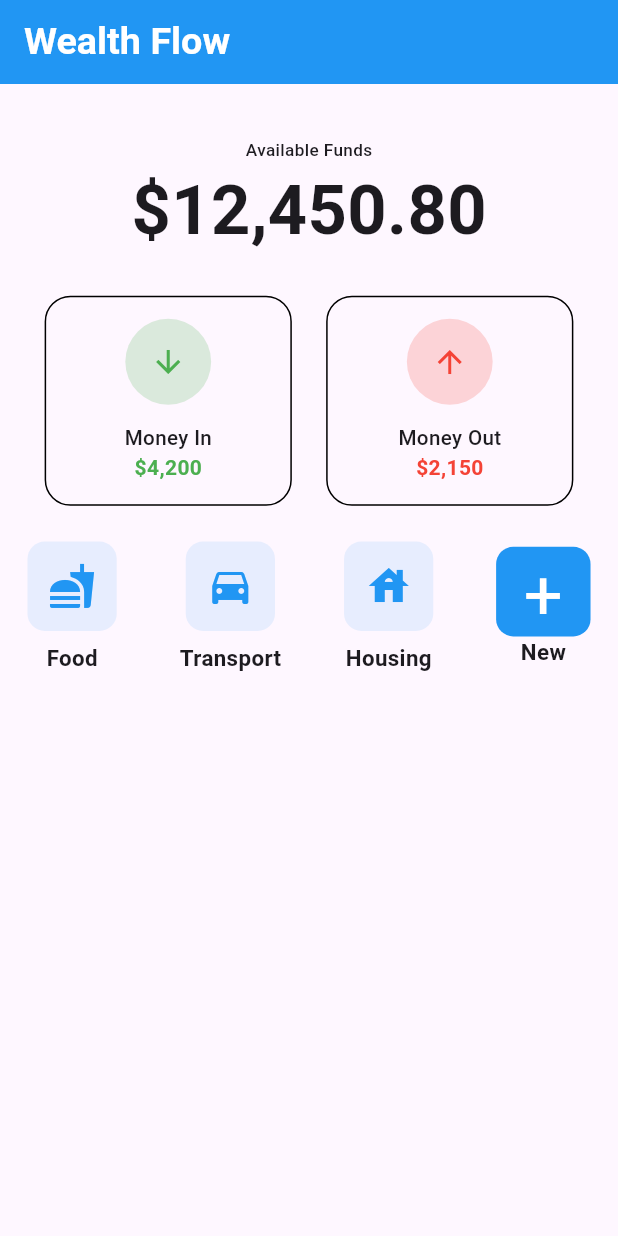
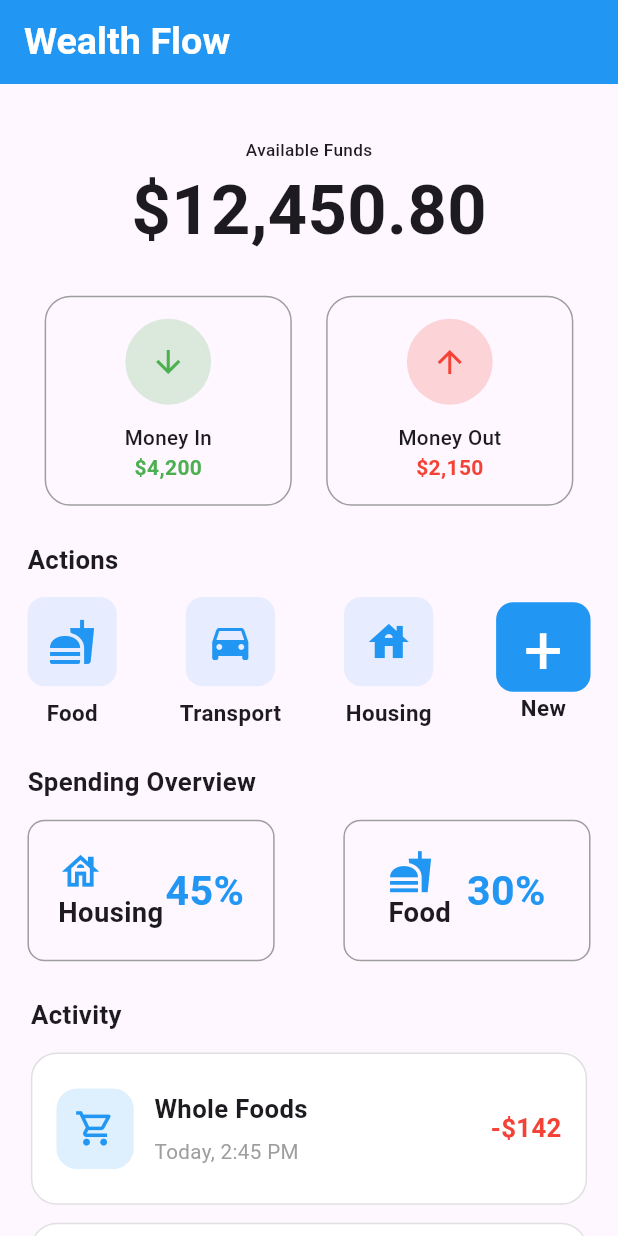
Before and after one commit to bipin24746/expense_tracker, a Flutter app: the screen it shows after launch, on a phone screen of 412 x 824 dp. Run offline on Flutter 3.47's test engine with Material 3 defaults, Android fonts, the phone set to English and light mode, and no system bars; our stand-ins replace flutter_screenutil, go_router.

Commit message:
home screen completed

```diff
--- a/lib/features/home_screen/presentation/screen/home_screen.dart
+++ b/lib/features/home_screen/presentation/screen/home_screen.dart
@@ -1,6 +1,8 @@
 import 'package:expense_tracker/features/home_screen/presentation/widget/action_list.dart';
 import 'package:expense_tracker/features/home_screen/presentation/widget/available_funds.dart';
+import 'package:expense_tracker/features/home_screen/presentation/widget/home_activity.dart';
 import 'package:expense_tracker/features/home_screen/presentation/widget/money_in_out.dart';
+import 'package:expense_tracker/features/home_screen/presentation/widget/spending_overview.dart';
 import 'package:flutter/material.dart';
 import 'package:flutter_screenutil/flutter_screenutil.dart';
 
@@ -13,7 +15,8 @@ class HomeScreen extends StatelessWidget {
       appBar: AppBar(
         title: const Text("Wealth Flow"),
       ),
-      body: Padding(
+      body: SingleChildScrollView(
+        child: Padding(
           padding: EdgeInsets.all(16.w),
           child: Column(
             children: [
@@ -26,7 +29,12 @@ class HomeScreen extends StatelessWidget {
               SizedBox(height: 20.h),
 
               ActionList(),
+              SizedBox(height: 20.h),
+              SpendingOverview(),
+              SizedBox(height: 20.h),
+              HomeActivity()
             ],
+          ),
         ),
       ),
     );
--- a/lib/features/home_screen/presentation/widget/action_list.dart
+++ b/lib/features/home_screen/presentation/widget/action_list.dart
@@ -7,7 +7,12 @@ class ActionList extends StatelessWidget {
 
   @override
   Widget build(BuildContext context) {
-    return Row(
+    return Column(
+      crossAxisAlignment: CrossAxisAlignment.start,
+      children: [
+        Text("Actions",style: TextStyle(fontWeight: FontWeight.bold,fontSize: 15.sp),),
+        SizedBox(height: 10.h,),
+        Row(
           mainAxisAlignment: MainAxisAlignment.spaceBetween,
           children: [
             actionList(Icons.fastfood, "Food"),
@@ -26,6 +31,8 @@ class ActionList extends StatelessWidget {
                 Text("New",style: TextStyle(fontSize: 13.sp,fontWeight: FontWeight.bold),)
               ],
             )
+          ],
+        ),
       ],
     );
   }
--- /dev/null
+++ b/lib/features/home_screen/presentation/widget/home_activity.dart
@@ -0,0 +1,175 @@
+import 'package:flutter/material.dart';
+import 'package:flutter_screenutil/flutter_screenutil.dart';
+
+class HomeActivity extends StatelessWidget {
+  const HomeActivity({super.key});
+
+  @override
+  Widget build(BuildContext context) {
+    return Column(
+      crossAxisAlignment: CrossAxisAlignment.start,
+      children: [
+        Text(
+          "Activity",
+          style: TextStyle(
+            fontWeight: FontWeight.w700,
+            fontSize: 15.sp,
+          ),
+        ),
+
+        SizedBox(height: 10.h),
+
+        Container(
+          height: 85.h,
+          width: 0.9.sw,
+          padding: EdgeInsets.symmetric(
+            horizontal: 14.w,
+            vertical: 12.h,
+          ),
+          decoration: BoxDecoration(
+            border: Border.all(
+              color: Colors.grey.shade300,
+            ),
+            borderRadius: BorderRadius.circular(15.r),
+            color: Colors.white,
+          ),
+
+          child: Row(
+            crossAxisAlignment: CrossAxisAlignment.center,
+            children: [
+              /// Icon Box
+              Container(
+                height: 45.h,
+                width: 45.w,
+                decoration: BoxDecoration(
+                  color: Colors.blue.withOpacity(0.15),
+                  borderRadius: BorderRadius.circular(12.r),
+                ),
+                child: Icon(
+                  Icons.shopping_cart_outlined,
+                  color: Colors.blue,
+                  size: 24.sp,
+                ),
+              ),
+
+              SizedBox(width: 12.w),
+
+              /// Text Section
+              Expanded(
+                child: Column(
+                  mainAxisAlignment: MainAxisAlignment.center,
+                  crossAxisAlignment: CrossAxisAlignment.start,
+                  children: [
+                    Text(
+                      "Whole Foods",
+                      style: TextStyle(
+                        fontSize: 15.sp,
+                        fontWeight: FontWeight.bold,
+                      ),
+                    ),
+
+                    SizedBox(height: 4.h),
+
+                    Text(
+                      "Today, 2:45 PM",
+                      style: TextStyle(
+                        fontSize: 12.sp,
+                        color: Colors.grey,
+                      ),
+                    ),
+                  ],
+                ),
+              ),
+
+              /// Amount
+              Text(
+                "-\$142",
+                style: TextStyle(
+                  color: Colors.red,
+                  fontWeight: FontWeight.bold,
+                  fontSize: 15.sp,
+                ),
+              ),
+            ],
+          ),
+        ),
+        SizedBox(height: 10.h),
+//Monthly salary
+        Container(
+          height: 85.h,
+          width: 0.9.sw,
+          padding: EdgeInsets.symmetric(
+            horizontal: 14.w,
+            vertical: 12.h,
+          ),
+          decoration: BoxDecoration(
+            border: Border.all(
+              color: Colors.grey.shade300,
+            ),
+            borderRadius: BorderRadius.circular(15.r),
+            color: Colors.white,
+          ),
+
+          child: Row(
+            crossAxisAlignment: CrossAxisAlignment.center,
+            children: [
+              /// Icon Box
+              Container(
+                height: 45.h,
+                width: 45.w,
+                decoration: BoxDecoration(
+                  color: Colors.green.withOpacity(0.15),
+                  borderRadius: BorderRadius.circular(12.r),
+                ),
+                child: Icon(
+                  Icons.money,
+                  color: Colors.green,
+                  size: 24.sp,
+                ),
+              ),
+
+              SizedBox(width: 12.w),
+
+              /// Text Section
+              Expanded(
+                child: Column(
+                  mainAxisAlignment: MainAxisAlignment.center,
+                  crossAxisAlignment: CrossAxisAlignment.start,
+                  children: [
+                    Text(
+                      "Monthly Salary",
+                      style: TextStyle(
+                        fontSize: 15.sp,
+                        fontWeight: FontWeight.bold,
+                      ),
+                    ),
+
+                    SizedBox(height: 4.h),
+
+                    Text(
+                      "Yesterday",
+                      style: TextStyle(
+                        fontSize: 12.sp,
+                        color: Colors.grey,
+                      ),
+                    ),
+                  ],
+                ),
+              ),
+
+              /// Amount
+              Text(
+                "+\$4,200",
+                style: TextStyle(
+                  color: Colors.green,
+                  fontWeight: FontWeight.bold,
+                  fontSize: 15.sp,
+                ),
+              ),
+            ],
+          ),
+        ),
+      ],
+    );
+  }
+}
--- a/lib/features/home_screen/presentation/widget/money_in_out.dart
+++ b/lib/features/home_screen/presentation/widget/money_in_out.dart
@@ -6,14 +6,17 @@ class MoneyInOut extends StatelessWidget {
 
   @override
   Widget build(BuildContext context) {
-    return Row(mainAxisAlignment: MainAxisAlignment.spaceAround,
+    return Row(
+      mainAxisAlignment: MainAxisAlignment.spaceAround,
 
       children: [
         SizedBox(
           height: 0.17.sh,
           width: 0.4.sw,
-        child: Container(decoration: BoxDecoration(
-          border: Border.all(),borderRadius: BorderRadius.circular(15.r)
+          child: Container(
+            decoration: BoxDecoration(
+              border: Border.all(color: Colors.grey),
+              borderRadius: BorderRadius.circular(15.r),
             ),
             child: Column(
               mainAxisAlignment: MainAxisAlignment.center,
@@ -21,11 +24,23 @@ class MoneyInOut extends StatelessWidget {
                 CircleAvatar(
                   radius: 25.r,
                   backgroundColor: Colors.green.withOpacity(0.2),
-              child: Icon(Icons.arrow_downward,color: Colors.green,),
+                  child: Icon(Icons.arrow_downward, color: Colors.green),
                 ),
-            SizedBox(height: 10.h,),
-            Text("Money In",style: TextStyle(fontSize: 12.sp,fontWeight: FontWeight.w500),),
-            Text("\$4,200",style: TextStyle(color: Colors.green,fontWeight: FontWeight.bold),),
+                SizedBox(height: 10.h),
+                Text(
+                  "Money In",
+                  style: TextStyle(
+                    fontSize: 12.sp,
+                    fontWeight: FontWeight.w500,
+                  ),
+                ),
+                Text(
+                  "\$4,200",
+                  style: TextStyle(
+                    color: Colors.green,
+                    fontWeight: FontWeight.bold,
+                  ),
+                ),
               ],
             ),
           ),
@@ -33,8 +48,10 @@ class MoneyInOut extends StatelessWidget {
         SizedBox(
           height: 0.17.sh,
           width: 0.4.sw,
-        child: Container(decoration: BoxDecoration(
-            border: Border.all(),borderRadius: BorderRadius.circular(15.r)
+          child: Container(
+            decoration: BoxDecoration(
+              border: Border.all(color: Colors.grey),
+              borderRadius: BorderRadius.circular(15.r),
             ),
             child: Column(
               mainAxisAlignment: MainAxisAlignment.center,
@@ -42,15 +59,27 @@ class MoneyInOut extends StatelessWidget {
                 CircleAvatar(
                   radius: 25.r,
                   backgroundColor: Colors.red.withOpacity(0.2),
-                child: Icon(Icons.arrow_upward,color: Colors.red,),
+                  child: Icon(Icons.arrow_upward, color: Colors.red),
                 ),
-              SizedBox(height: 10.h,),
-              Text("Money Out",style: TextStyle(fontSize: 12.sp,fontWeight: FontWeight.w500),),
-              Text("\$2,150",style: TextStyle(color: Colors.red,fontWeight: FontWeight.bold),),
+                SizedBox(height: 10.h),
+                Text(
+                  "Money Out",
+                  style: TextStyle(
+                    fontSize: 12.sp,
+                    fontWeight: FontWeight.w500,
+                  ),
+                ),
+                Text(
+                  "\$2,150",
+                  style: TextStyle(
+                    color: Colors.red,
+                    fontWeight: FontWeight.bold,
+                  ),
+                ),
               ],
             ),
           ),
-      )
+        ),
       ],
     );
   }
--- /dev/null
+++ b/lib/features/home_screen/presentation/widget/spending_overview.dart
@@ -0,0 +1,113 @@
+import 'package:flutter/material.dart';
+import 'package:flutter_screenutil/flutter_screenutil.dart';
+
+class SpendingOverview extends StatelessWidget {
+  const SpendingOverview({super.key});
+
+  @override
+  Widget build(BuildContext context) {
+    return Column(
+      crossAxisAlignment: CrossAxisAlignment.start,
+      children: [
+        Text(
+          "Spending Overview",
+          style: TextStyle(fontSize: 15.sp, fontWeight: FontWeight.bold),
+        ),
+        SizedBox(height: 10.h),
+        Row(
+          mainAxisAlignment: MainAxisAlignment.spaceBetween,
+          children: [
+            SizedBox(
+              width: 0.4.sw,
+              child: Container(
+                decoration: BoxDecoration(
+                  border: Border.all(color: Colors.grey),
+                  borderRadius: BorderRadius.circular(10.r),
+                ),
+                child: Center(
+                  child: Padding(
+                    padding: EdgeInsets.all(16.w),
+                    child: Row(
+                      mainAxisAlignment: MainAxisAlignment.spaceEvenly,
+                      children: [
+                        Column(
+                          crossAxisAlignment: CrossAxisAlignment.start,
+                          children: [
+                            Icon(
+                              Icons.house_outlined,
+                              color: Colors.blue,
+                              size: 26.sp,
+                            ),
+                            Text(
+                              "Housing",
+                              style: TextStyle(
+                                fontWeight: FontWeight.w700,
+                                fontSize: 16.sp,
+                              ),
+                            ),
+                          ],
+                        ),
+                        Text(
+                          "45%",
+                          style: TextStyle(
+                            color: Colors.blue,
+                            fontSize: 24.sp,
+                            fontWeight: FontWeight.bold,
+                          ),
+                        ),
+                      ],
+                    ),
+                  ),
+                ),
+              ),
+            ),
+            SizedBox(
+              width: 0.4.sw,
+              child: Container(
+                decoration: BoxDecoration(
+                  border: Border.all(color: Colors.grey),
+                  borderRadius: BorderRadius.circular(10.r),
+                ),
+                child: Center(
+                  child: Padding(
+                    padding: EdgeInsets.all(16.w),
+                    child: Row(
+                      mainAxisAlignment: MainAxisAlignment.spaceEvenly,
+                      children: [
+                        Column(
+                          crossAxisAlignment: CrossAxisAlignment.start,
+                          children: [
+                            Icon(
+                              Icons.fastfood_sharp,
+                              color: Colors.blue,
+                              size: 26.sp,
+                            ),
+                            Text(
+                              "Food",
+                              style: TextStyle(
+                                fontWeight: FontWeight.w700,
+                                fontSize: 16.sp,
+                              ),
+                            ),
+                          ],
+                        ),
+                        Text(
+                          "30%",
+                          style: TextStyle(
+                            color: Colors.blue,
+                            fontSize: 24.sp,
+                            fontWeight: FontWeight.bold,
+                          ),
+                        ),
+                      ],
+                    ),
+                  ),
+                ),
+              ),
+            ),
+          ],
+        ),
+      ],
+    );
+  }
+}
```
Lines whose indentation alone changed are shown as unchanged.
